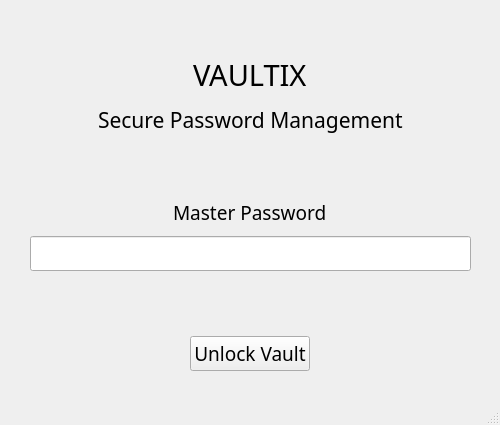
Haakim19/vaultix, file ui/login.ui: the form before one commit.
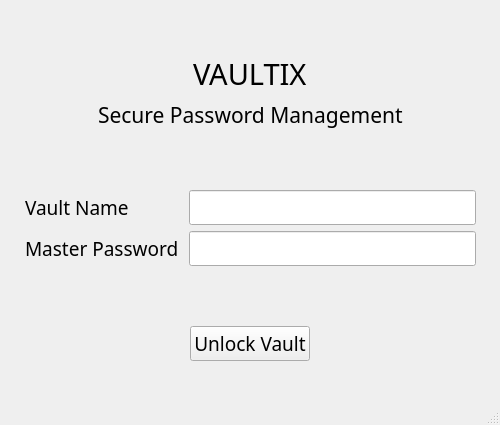
The form after the commit.

Commit message: UI updates with login & create vault

The edit to the form file:
```diff
--- a/ui/login.ui
+++ b/ui/login.ui
@@ -28,18 +28,18 @@
       <height>371</height>
      </rect>
     </property>
-    <layout class="QVBoxLayout" name="verticalLayout" stretch="0,0,0,0,0,0,0,0">
-     <property name="spacing">
-      <number>10</number>
-     </property>
+    <layout class="QVBoxLayout" name="verticalLayout">
      <property name="leftMargin">
-      <number>30</number>
+      <number>10</number>
      </property>
      <property name="topMargin">
-      <number>0</number>
+      <number>10</number>
      </property>
      <property name="rightMargin">
-      <number>30</number>
+      <number>10</number>
+     </property>
+     <property name="bottomMargin">
+      <number>10</number>
      </property>
      <item>
       <spacer name="verticalSpacer_3">
@@ -93,7 +93,81 @@
        </property>
       </spacer>
      </item>
-     <item alignment="Qt::AlignmentFlag::AlignHCenter|Qt::AlignmentFlag::AlignVCenter">
+     <item>
+      <layout class="QFormLayout" name="formLayout_2">
+       <property name="horizontalSpacing">
+        <number>10</number>
+       </property>
+       <property name="leftMargin">
+        <number>15</number>
+       </property>
+       <property name="topMargin">
+        <number>10</number>
+       </property>
+       <property name="rightMargin">
+        <number>15</number>
+       </property>
+       <property name="bottomMargin">
+        <number>10</number>
+       </property>
+       <item row="0" column="0">
+        <widget class="QLabel" name="passwordLabel_2">
+         <property name="font">
+          <font>
+           <family>Sans Serif</family>
+           <pointsize>14</pointsize>
+          </font>
+         </property>
+         <property name="text">
+          <string>Vault Name</string>
+         </property>
+        </widget>
+       </item>
+       <item row="0" column="1">
+        <widget class="QLineEdit" name="vaultName">
+         <property name="font">
+          <font>
+           <family>Sans Serif</family>
+           <pointsize>14</pointsize>
+          </font>
+         </property>
+         <property name="inputMask">
+          <string/>
+         </property>
+         <property name="text">
+          <string notr="true"/>
+         </property>
+         <property name="maxLength">
+          <number>32767</number>
+         </property>
+         <property name="echoMode">
+          <enum>QLineEdit::EchoMode::Password</enum>
+         </property>
+        </widget>
+       </item>
+       <item row="1" column="1">
+        <widget class="QLineEdit" name="masterPassword">
+         <property name="font">
+          <font>
+           <family>Sans Serif</family>
+           <pointsize>14</pointsize>
+          </font>
+         </property>
+         <property name="inputMask">
+          <string/>
+         </property>
+         <property name="text">
+          <string notr="true"/>
+         </property>
+         <property name="maxLength">
+          <number>32767</number>
+         </property>
+         <property name="echoMode">
+          <enum>QLineEdit::EchoMode::Password</enum>
+         </property>
+        </widget>
+       </item>
+       <item row="1" column="0">
       <widget class="QLabel" name="passwordLabel">
        <property name="font">
         <font>
@@ -106,27 +180,7 @@
        </property>
       </widget>
      </item>
-     <item alignment="Qt::AlignmentFlag::AlignVCenter">
-      <widget class="QLineEdit" name="passwordInput">
-       <property name="font">
-        <font>
-         <family>Sans Serif</family>
-         <pointsize>14</pointsize>
-        </font>
-       </property>
-       <property name="inputMask">
-        <string/>
-       </property>
-       <property name="text">
-        <string notr="true"/>
-       </property>
-       <property name="maxLength">
-        <number>32767</number>
-       </property>
-       <property name="echoMode">
-        <enum>QLineEdit::EchoMode::Password</enum>
-       </property>
-      </widget>
+      </layout>
      </item>
      <item>
       <spacer name="verticalSpacer">
```
Left out of the diff: 8 changed lines with no effect on the pictures. Lines whose indentation alone changed are shown as unchanged. The commit also changes 1 other file.
